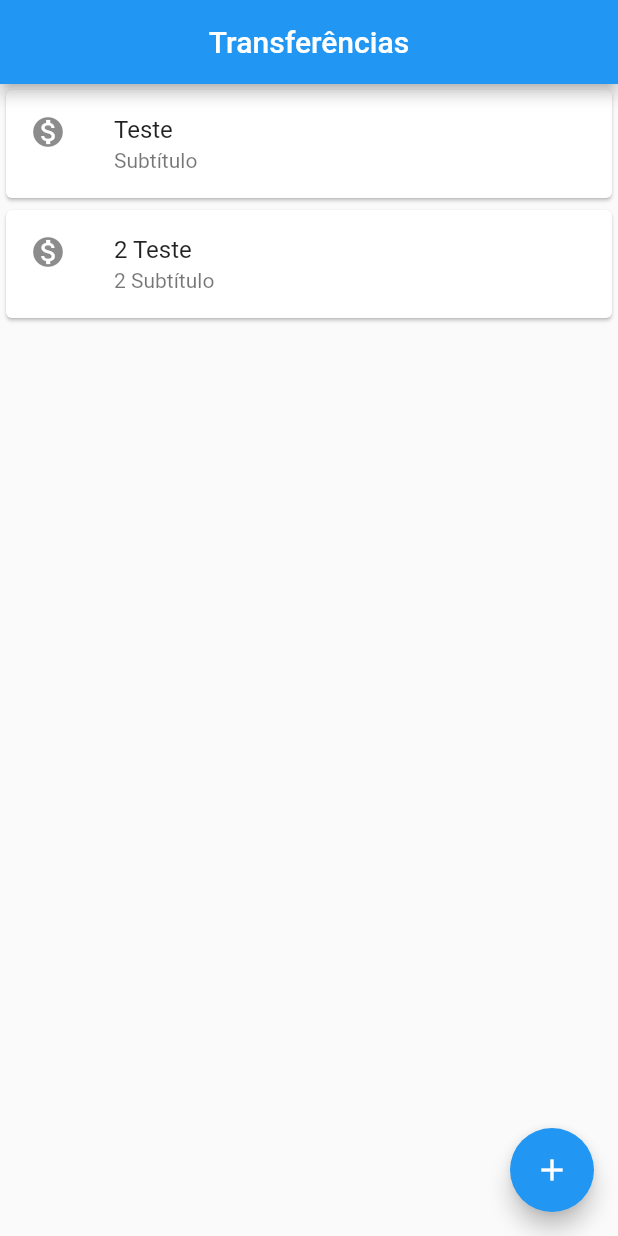
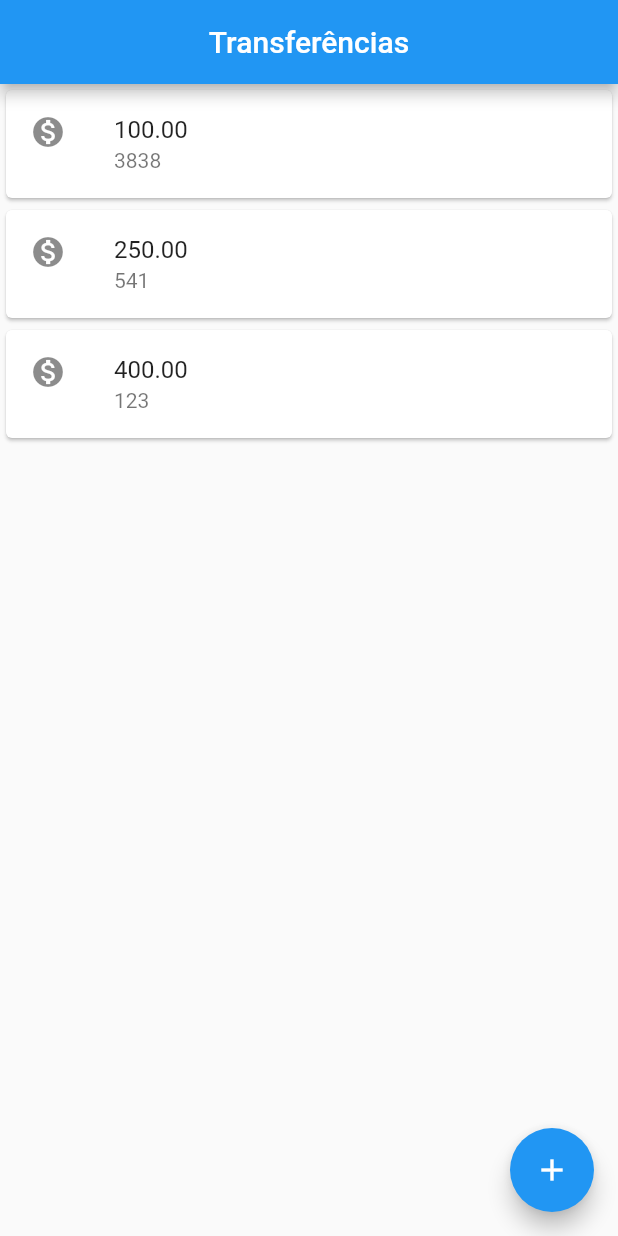
Before and after one commit to matheusmaculan/cadastro_flutter, a Flutter app: the screen it shows after launch, on a phone screen of 412 x 824 dp. Run offline on Flutter 3.47's test engine with Material 2 defaults, Android fonts, the phone set to English and light mode, and no system bars.

Commit message:
Adicionado alguns conponentes
Criado duas classes, onde cada classe tem o seu próprio "layout", assim fica mais limpo o código

```diff
--- /dev/null
+++ b/lib/ListaTransferencias.dart
@@ -0,0 +1,16 @@
+import 'package:flutter/cupertino.dart';
+import 'itemTransferencia.dart';
+
+class ListaTransferencias extends StatelessWidget { // criei uma classe e peguei por herança uma classe pra poder usar acima no BODY
+  @override
+  Widget build(BuildContext context) {
+    // TODO: implement build
+    return Column(
+        children: <Widget>[
+          ItemTransferencia('100.00', '3838'),
+          ItemTransferencia('250.00', '541'),
+          ItemTransferencia('400.00', '123'),
+        ]
+    );
+  }
+}
--- /dev/null
+++ b/lib/itemTransferencia.dart
@@ -0,0 +1,23 @@
+import 'package:flutter/cupertino.dart';
+import 'package:flutter/material.dart';
+
+class ItemTransferencia extends StatelessWidget{
+
+  final String valor;
+  final String numeroConta;
+
+  ItemTransferencia(this.valor, this.numeroConta);
+
+  @override
+  Widget build(BuildContext context) {
+    // TODO: implement build
+    return Card(
+        child: ListTile(
+          leading: Icon(Icons.monetization_on),
+          title: Text(valor),
+          subtitle: Text(numeroConta),
+        )
+    );
+  }
+
+}
--- a/lib/main.dart
+++ b/lib/main.dart
@@ -1,32 +1,17 @@
 import 'package:flutter/cupertino.dart';
 import 'package:flutter/material.dart';
+import 'ListaTransferencias.dart';
 
 void main() => runApp(
       MaterialApp(
         home: Scaffold(
-          body: Column(
-            children: [
-              Card(
-                child: ListTile(
-                  leading: Icon(Icons.monetization_on),
-                  title: Text('Teste'),
-                  subtitle: Text('Subtítulo'),
-                )
-              ),              Card(
-                child: ListTile(
-                  leading: Icon(Icons.monetization_on),
-                  title: Text('2 Teste'),
-                  subtitle: Text('2 Subtítulo'),
-                )
-              ),
-            ],
-          ),
+          body: ListaTransferencias(),
           appBar: AppBar(
-            title: Center(child: Text('Transferências', textAlign: TextAlign.center)),
+            title: const Center(child: Text('Transferências', textAlign: TextAlign.center)),
           ),
         floatingActionButton: FloatingActionButton(
         onPressed: () {  },
-        child: Icon(Icons.add),
+        child: const Icon(Icons.add),
         ),
       ),
     )
```
